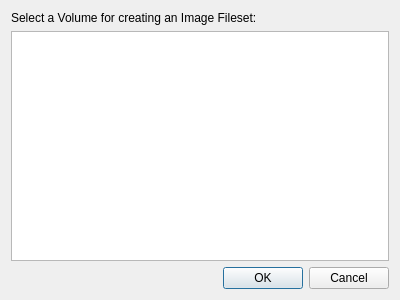
fw-dev/translations, file FWAdminLib/CreateFilesetFromVolumeDlg.ui: the form before one commit.
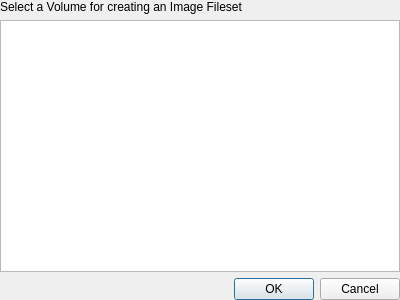
The form after the commit. Custom widgets are drawn as their Qt base class.

```diff
--- a/FWAdminLib/CreateFilesetFromVolumeDlg.ui
+++ b/FWAdminLib/CreateFilesetFromVolumeDlg.ui
@@ -12,39 +12,44 @@
   <property name="windowTitle" >
    <string>New Fileset from Volume</string>
   </property>
-  <layout class="QVBoxLayout" name="verticalLayout" >
+  <layout class="QVBoxLayout" name="verticalLayout">
+   <property name="margin">
+    <number>0</number>
+   </property>
    <item>
-    <widget class="QLabel" name="label" >
-     <property name="text" >
-      <string>Select a Volume for creating an Image Fileset:</string>
+    <widget class="QLabel" name="label">
+     <property name="text">
+      <string>Select a Volume for creating an Image Fileset</string>
      </property>
     </widget>
    </item>
    <item>
-    <widget class="QListView" name="listView" >
-     <property name="resizeMode" >
-      <enum>QListView::Adjust</enum>
+    <widget class="StyledTreeView" name="treeView">
+     <property name="headerHidden">
+      <bool>true</bool>
      </property>
-     <property name="gridSize" >
-      <size>
-       <width>128</width>
-       <height>72</height>
-      </size>
-     </property>
-     <property name="viewMode" >
-      <enum>QListView::IconMode</enum>
-     </property>
     </widget>
    </item>
    <item>
-    <widget class="QDialogButtonBox" name="buttonBox" >
-     <property name="standardButtons" >
-      <set>QDialogButtonBox::Cancel|QDialogButtonBox::Ok</set>
-     </property>
-    </widget>
+    <layout class="QHBoxLayout" name="horizontalLayout">
+     <item>
+      <widget class="QDialogButtonBox" name="buttonBox">
+       <property name="standardButtons">
+        <set>QDialogButtonBox::Cancel|QDialogButtonBox::Ok</set>
+       </property>
+      </widget>
+     </item>
+    </layout>
    </item>
   </layout>
  </widget>
+ <customwidgets>
+  <customwidget>
+   <class>StyledTreeView</class>
+   <extends>QTreeView</extends>
+   <header>FileWaveGuiLib/styledviews/styledtreeview.h</header>
+  </customwidget>
+ </customwidgets>
  <resources/>
  <connections/>
 </ui>
```
Left out of the diff: 9 changed lines with no effect on the pictures.
